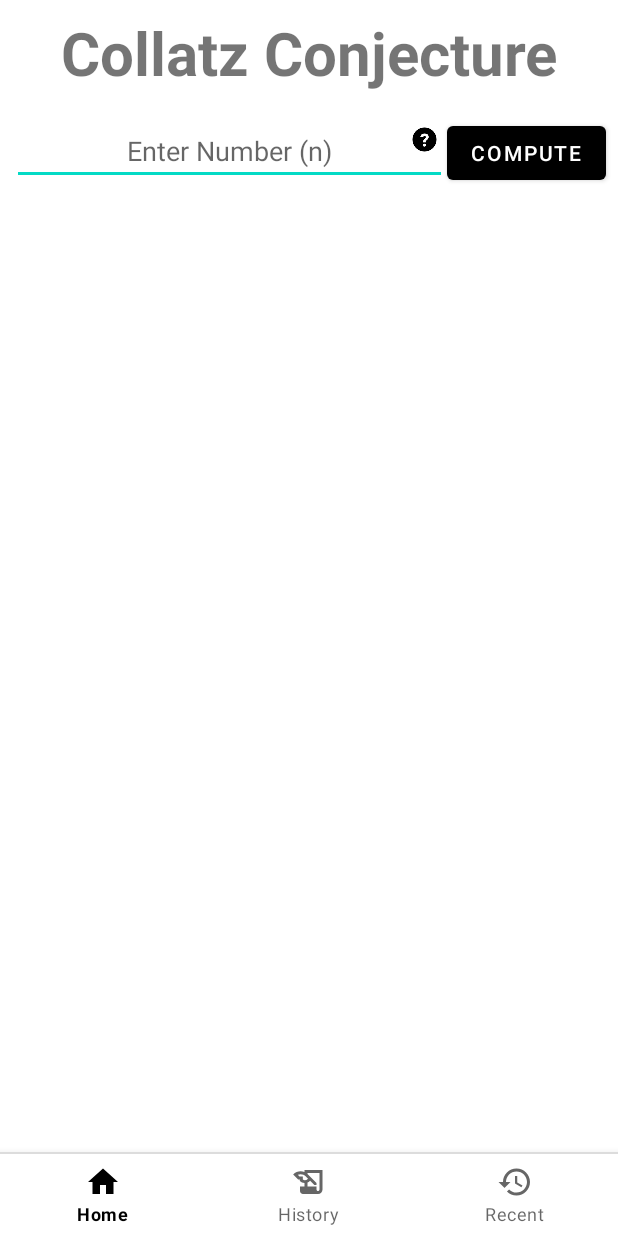
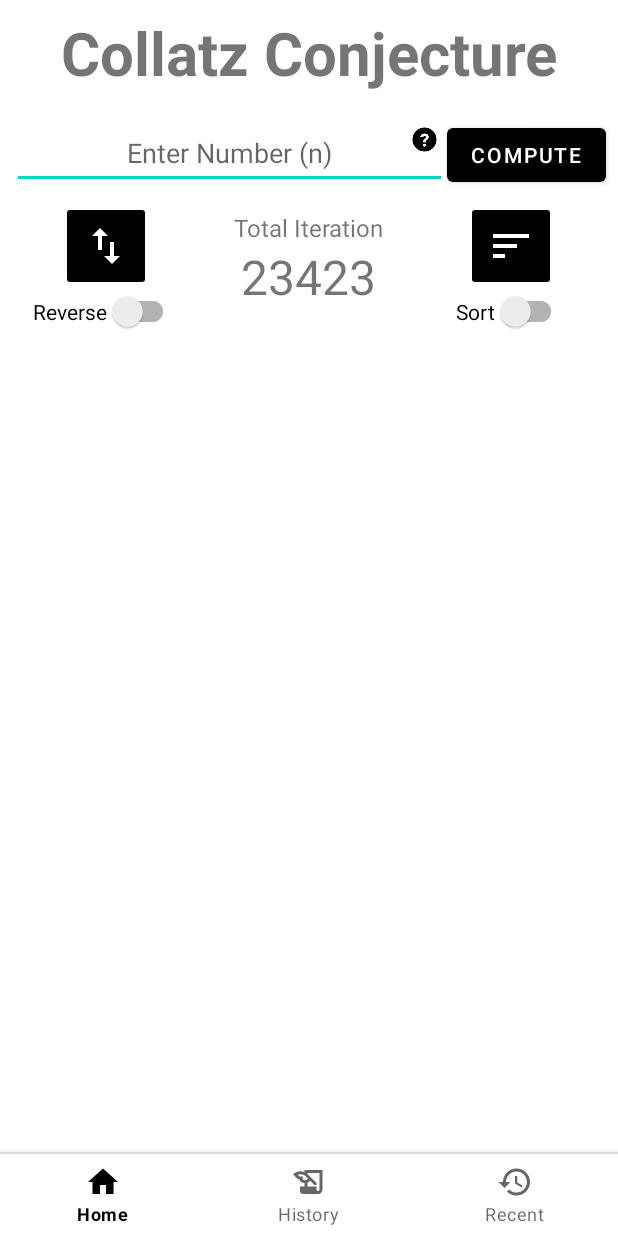
Before and after one commit to ErickSorto/Collatz-Calculator, an Android app: the screen it shows after launch (MainActivity), on a phone screen of 412 x 824 dp. Run offline under Robolectric (Android 15) with nearby library versions, the phone set to English and light mode, and no system bars.

Commit message:
Added toggle, fixed sort Button, sort state is saved depending on page position.

```diff
--- a/app/build.gradle
+++ b/app/build.gradle
@@ -36,6 +36,7 @@ dependencies {
     implementation "androidx.recyclerview:recyclerview:1.2.1"
     implementation 'androidx.legacy:legacy-support-v4:1.0.0'
 
+
     testImplementation 'junit:junit:4.+'
     androidTestImplementation 'androidx.test.ext:junit:1.1.3'
     androidTestImplementation 'androidx.test.espresso:espresso-core:3.4.0'
--- a/app/src/main/java/com/example/collatzcalc/CollatzAdapter.java
+++ b/app/src/main/java/com/example/collatzcalc/CollatzAdapter.java
@@ -30,12 +30,9 @@ public class CollatzAdapter extends RecyclerView.Adapter<CollatzAdapter.ViewHold
         this.list = list;
     }
 
+
     @NonNull
     @Override
-
-
-
-
     public CollatzAdapter.ViewHolder onCreateViewHolder(@NonNull ViewGroup parent, int viewType) {
         View view = LayoutInflater.from(parent.getContext()).inflate(R.layout.row,parent,false);
         return new ViewHolder(view);
--- a/app/src/main/res/layout/fragment_home.xml
+++ b/app/src/main/res/layout/fragment_home.xml
@@ -30,18 +30,19 @@
             android:layout_width="0dp"
             android:layout_height="wrap_content"
             android:layout_weight="1">
+
             <EditText
-                android:inputType="number"
                 android:id="@+id/input_edit_text"
                 android:layout_width="match_parent"
                 android:layout_height="wrap_content"
+                android:layout_marginLeft="8dp"
                 android:layout_marginBottom="8dp"
                 android:layout_weight="1"
+                android:gravity="center"
                 android:hint="Enter Number (n)"
-                android:gravity="center"
-                android:layout_marginLeft="8dp"
-                android:tooltipText="hello"
-                />
+                android:inputType="number"
+                android:minHeight="48dp"
+                android:tooltipText="hello" />
 
             <ImageView
                 android:layout_width="30dp"
@@ -74,39 +75,52 @@
         android:layout_height="wrap_content"
         android:orientation="horizontal"
         android:id="@+id/display_button_layout"
-        android:visibility="gone">
+        android:visibility="visible">
+
+        <LinearLayout
+            android:layout_width="110dp"
+            android:layout_height="wrap_content"
+            android:layout_centerVertical="true"
+            android:layout_marginLeft="16dp"
+            android:orientation="vertical">
 
             <ImageButton
                 android:id="@+id/flip_image_button"
                 android:layout_width="60dp"
                 android:layout_height="60dp"
-            android:layout_centerVertical="true"
-            android:layout_marginLeft="32dp"
+                android:layout_gravity="center"
                 android:backgroundTint="@color/black"
                 android:src="@drawable/ic_baseline_swap_vert_24"
 
-
                 android:tooltipText="Flip List" />
 
-
+            <androidx.appcompat.widget.SwitchCompat
+                android:id="@+id/switch_reverse"
+                android:layout_width="wrap_content"
+                android:layout_height="20dp"
+                android:layout_gravity="center"
+                android:text="Reverse" />
+        </LinearLayout>
 
 
         <LinearLayout
             android:layout_width="wrap_content"
             android:layout_height="wrap_content"
-            android:orientation="vertical"
-            android:layout_centerInParent="true">
+            android:layout_centerInParent="true"
+            android:orientation="vertical">
+
             <TextView
                 android:id="@+id/numDisplayTitle"
                 android:layout_width="wrap_content"
                 android:layout_height="wrap_content"
                 android:layout_gravity="center"
+                android:layout_marginLeft="8dp"
+                android:layout_marginRight="8dp"
                 android:text="Total Iteration"
                 android:textSize="16sp"
-                android:layout_marginLeft="8dp"
-                android:layout_marginRight="8dp"
 
                 />
+
             <TextView
                 android:id="@+id/numDisplay"
                 android:layout_width="wrap_content"
@@ -119,17 +133,33 @@
                 android:textSize="32sp" />
         </LinearLayout>
 
+        <LinearLayout
+            android:layout_width="110dp"
+            android:layout_height="wrap_content"
+            android:layout_alignParentRight="true"
+            android:layout_centerVertical="true"
+            android:layout_marginRight="16dp"
+            android:orientation="vertical">
 
             <ImageButton
                 android:id="@+id/sort_image_button"
                 android:layout_width="60dp"
                 android:layout_height="60dp"
-            android:layout_alignParentRight="true"
-            android:layout_centerVertical="true"
-            android:layout_marginRight="32dp"
+                android:layout_gravity="center"
                 android:backgroundTint="@color/black"
                 android:src="@drawable/ic_baseline_sort_24"
                 android:tooltipText="Sort List" />
+
+
+            <androidx.appcompat.widget.SwitchCompat
+                android:id="@+id/switch_sort"
+                android:layout_gravity="center"
+                android:layout_width="wrap_content"
+                android:layout_height="20dp"
+                android:layout_centerHorizontal="@+id/sort_image_button"
+                android:text="Sort" />
+        </LinearLayout>
+
 
 
     </RelativeLayout>
--- a/app/src/main/res/layout/fragment_iteration.xml
+++ b/app/src/main/res/layout/fragment_iteration.xml
@@ -15,6 +15,7 @@
         android:background="@drawable/border"
         android:scrollbars="vertical"
         android:scrollbarSize="25dip">
+
     </androidx.recyclerview.widget.RecyclerView>
 
 </FrameLayout>
```
Also changed, not shown: app/src/main/java/com/example/collatzcalc/CollatzCalculator.java (+71 -51 lines), app/src/main/java/com/example/collatzcalc/HomeFragment.java (+114 -26 lines), app/src/main/java/com/example/collatzcalc/IterationFragment.java (+7 -1 lines). Lines whose indentation alone changed are shown as unchanged.
